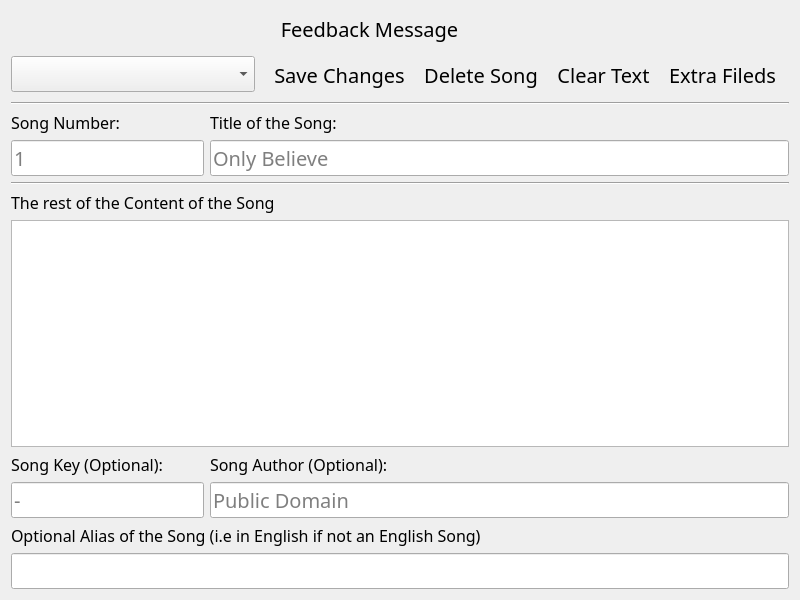
The window that src/AppEditor.ui (AppSmata/vSongBook4pc) describes before a commit, drawn with Qt 5.
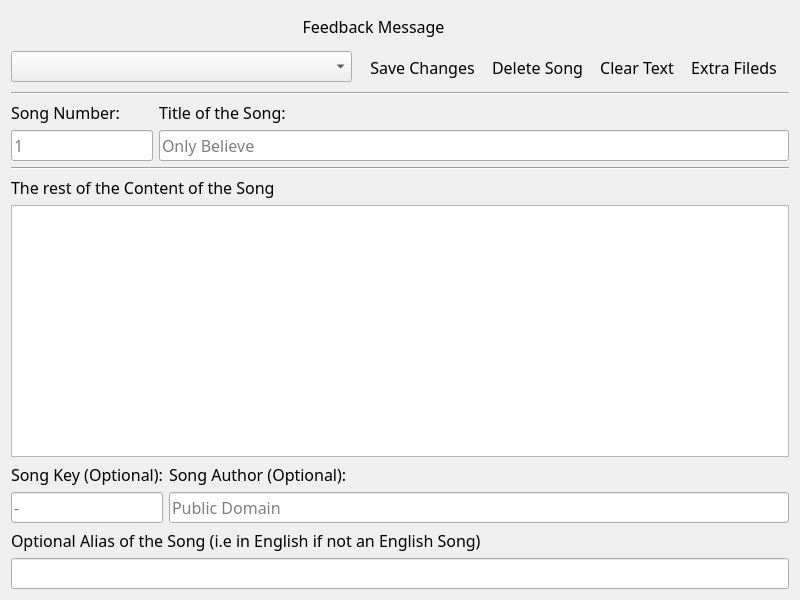
The same window after the commit. Icons and pictures are not drawn.

```diff
--- a/src/AppEditor.ui
+++ b/src/AppEditor.ui
@@ -13,7 +13,7 @@
   <property name="font">
    <font>
     <family>Trebuchet MS</family>
-    <pointsize>15</pointsize>
+    <pointsize>12</pointsize>
    </font>
   </property>
   <property name="windowTitle">
```
Left out of the diff: 3 changed lines with no effect on the pictures.
